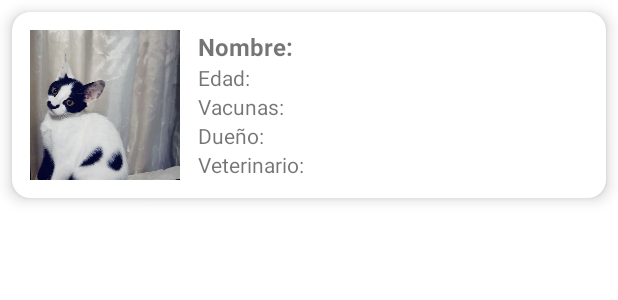
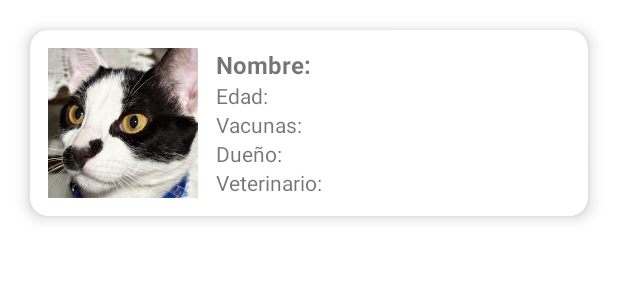
Before and after one commit to Stivenjpa/AppAndroid, an Android app built with Jetpack Compose: the layout layout_tarjetamascota.xml on its own in the app's theme, with its tools: preview values and no code run, on a phone screen of 412 x 824 dp. Shown: the top 300 px of the screen. Run offline under Robolectric (Android 15) with nearby library versions, the phone set to English and light mode, and no system bars.

Commit message:
Cambios en imagenes de mascota
Cambios en imagenes de mascota

```diff
--- a/app/src/main/java/com/example/appandroid/PetsAdapter.kt
+++ b/app/src/main/java/com/example/appandroid/PetsAdapter.kt
@@ -38,8 +38,8 @@ class PetsAdapter(private val listaMascotas: List<Pet>, private val onClick: (Pe
 
         // Manejo de URL vacía en fotoUrl
         Glide.with(holder.itemView.context)
-            .load(if (mascota.fotoUrl.isNotEmpty()) mascota.fotoUrl else R.drawable.mascota_default)
-            .placeholder(R.drawable.mascota_default) // Imagen por defecto
+            .load(if (mascota.fotoUrl.isNotEmpty()) mascota.fotoUrl else R.drawable.mascota_default1)
+            .placeholder(R.drawable.mascota_default1) // Imagen por defecto
             .into(holder.imgMascota)
 
         holder.itemView.setOnClickListener {
--- a/app/src/main/res/layout/layout_login.xml
+++ b/app/src/main/res/layout/layout_login.xml
@@ -12,6 +12,7 @@
         android:ems="10"
         android:hint="Correo"
         android:inputType="text"
+        android:minHeight="48dp"
         app:layout_constraintBottom_toBottomOf="parent"
         app:layout_constraintEnd_toEndOf="parent"
         app:layout_constraintHorizontal_bias="0.507"
@@ -25,7 +26,8 @@
         android:layout_height="wrap_content"
         android:ems="10"
         android:hint="Contraseña"
-        android:inputType="text"
+        android:inputType="textPassword"
+        android:minHeight="48dp"
         app:layout_constraintBottom_toBottomOf="parent"
         app:layout_constraintEnd_toEndOf="parent"
         app:layout_constraintHorizontal_bias="0.507"
--- a/app/src/main/res/layout/layout_tarjetamascota.xml
+++ b/app/src/main/res/layout/layout_tarjetamascota.xml
@@ -5,13 +5,13 @@
     xmlns:card_view="http://schemas.android.com/apk/res-auto"
     android:layout_width="match_parent"
     android:layout_height="wrap_content"
-    android:layout_margin="8dp"
+    android:layout_margin="20dp"
     card_view:cardCornerRadius="12dp"
     card_view:cardElevation="6dp">
 
     <LinearLayout
         android:layout_width="match_parent"
-        android:layout_height="wrap_content"
+        android:layout_height="match_parent"
         android:orientation="horizontal"
         android:padding="12dp">
 
@@ -20,58 +20,58 @@
             android:id="@+id/imgMascota"
             android:layout_width="100dp"
             android:layout_height="100dp"
+            android:contentDescription="Imagen de la mascota"
             android:scaleType="centerCrop"
-            android:src="@drawable/mascota_default"
-            android:contentDescription="Imagen de la mascota" /> <!-- Descripción accesible -->
+            android:src="@drawable/mascota_default1" /> <!-- Descripción accesible -->
 
         <LinearLayout
             android:layout_width="0dp"
             android:layout_height="wrap_content"
+            android:layout_marginStart="12dp"
             android:layout_weight="1"
-            android:orientation="vertical"
-            android:layout_marginStart="12dp">
+            android:orientation="vertical">
 
             <!-- Nombre de la mascota -->
             <TextView
                 android:id="@+id/txtNombre"
-                android:text="Nombre:"
-                android:textStyle="bold"
-                android:textSize="16sp"
                 android:layout_width="wrap_content"
                 android:layout_height="wrap_content"
-                android:contentDescription="Nombre de la mascota" /> <!-- Descripción accesible -->
+                android:contentDescription="Nombre de la mascota"
+                android:text="Nombre:"
+                android:textSize="16sp"
+                android:textStyle="bold" /> <!-- Descripción accesible -->
 
             <!-- Edad de la mascota -->
             <TextView
                 android:id="@+id/txtEdad"
-                android:text="Edad:"
                 android:layout_width="wrap_content"
                 android:layout_height="wrap_content"
-                android:contentDescription="Edad de la mascota" /> <!-- Descripción accesible -->
+                android:contentDescription="Edad de la mascota"
+                android:text="Edad:" /> <!-- Descripción accesible -->
 
             <!-- Vacunas de la mascota -->
             <TextView
                 android:id="@+id/txtVacunas"
-                android:text="Vacunas:"
                 android:layout_width="wrap_content"
                 android:layout_height="wrap_content"
-                android:contentDescription="Vacunas de la mascota" /> <!-- Descripción accesible -->
+                android:contentDescription="Vacunas de la mascota"
+                android:text="Vacunas:" /> <!-- Descripción accesible -->
 
             <!-- Dueño de la mascota -->
             <TextView
                 android:id="@+id/txtDueno"
-                android:text="Dueño:"
                 android:layout_width="wrap_content"
                 android:layout_height="wrap_content"
-                android:contentDescription="Nombre del dueño de la mascota" /> <!-- Descripción accesible -->
+                android:contentDescription="Nombre del dueño de la mascota"
+                android:text="Dueño:" /> <!-- Descripción accesible -->
 
             <!-- Veterinario de la mascota -->
             <TextView
                 android:id="@+id/txtVeterinario"
-                android:text="Veterinario:"
                 android:layout_width="wrap_content"
                 android:layout_height="wrap_content"
-                android:contentDescription="Nombre del veterinario de la mascota" /> <!-- Descripción accesible -->
+                android:contentDescription="Nombre del veterinario de la mascota"
+                android:text="Veterinario:" /> <!-- Descripción accesible -->
 
         </LinearLayout>
     </LinearLayout>
```
Also changed, not shown: app/src/main/java/com/example/appandroid/Bienvenida.kt (+4 -3 lines), app/src/main/res/drawable/mascota_default.jpeg (deleted), app/src/main/res/drawable/mascota_default1.jpeg (added).
